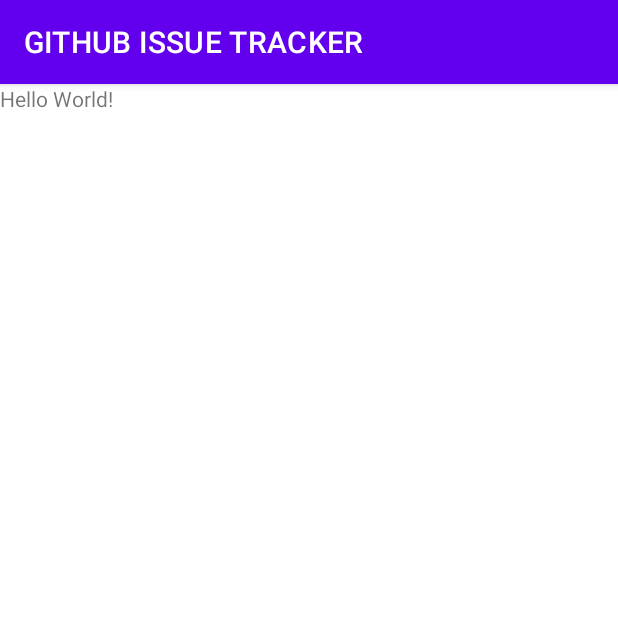
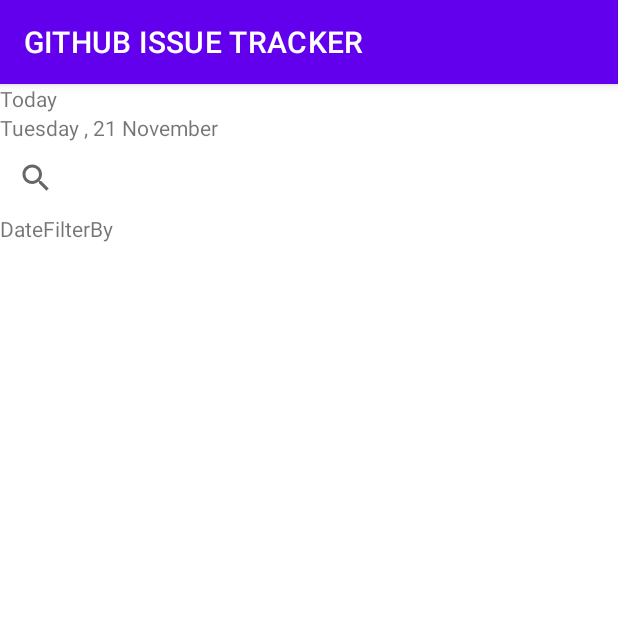
Before and after one commit to KellyEgesa/GITHUB-ISSUE-TRACKER, an Android app: the screen it shows after launch (MainActivity), on a phone screen of 412 x 824 dp, the top half of it. Run offline under Robolectric (Android 15) with nearby library versions, the phone set to English and light mode, and no system bars.

Commit message:
Finished basic mainactivity layout

```diff
--- /dev/null
+++ b/app/src/main/java/com/mamawaestate/githubissuetracker/Services/Main.java
@@ -0,0 +1,4 @@
+package com.mamawaestate.githubissuetracker.Services;
+
+public class Main {
+}
--- a/app/src/main/res/layout/activity_main.xml
+++ b/app/src/main/res/layout/activity_main.xml
@@ -1,5 +1,6 @@
 <?xml version="1.0" encoding="utf-8"?>
 <LinearLayout xmlns:android="http://schemas.android.com/apk/res/android"
+    android:orientation="vertical"
     xmlns:app="http://schemas.android.com/apk/res-auto"
     xmlns:tools="http://schemas.android.com/tools"
     android:layout_width="match_parent"
@@ -9,10 +10,59 @@
     <TextView
         android:layout_width="wrap_content"
         android:layout_height="wrap_content"
-        android:text="Hello World!"
+        android:text="Today"
         app:layout_constraintBottom_toBottomOf="parent"
         app:layout_constraintLeft_toLeftOf="parent"
         app:layout_constraintRight_toRightOf="parent"
         app:layout_constraintTop_toTopOf="parent" />
 
+    <TextView
+        android:id="@+id/textView"
+        android:layout_width="wrap_content"
+        android:layout_height="wrap_content"
+        android:text="Tuesday , 21 November" />
+
+    <SearchView
+        android:layout_width="match_parent"
+        android:layout_height="wrap_content" >
+
+    </SearchView>
+
+    <LinearLayout
+        android:layout_width="match_parent"
+        android:layout_height="wrap_content"
+        android:orientation="horizontal">
+
+        <LinearLayout
+            android:layout_width="wrap_content"
+            android:layout_height="match_parent"
+            android:orientation="horizontal">
+
+            <TextView
+                android:id="@+id/textView2"
+                android:layout_width="wrap_content"
+                android:layout_height="wrap_content"
+                android:layout_weight="1"
+                android:text="Date" />
+        </LinearLayout>
+
+        <LinearLayout
+            android:layout_width="wrap_content"
+            android:layout_height="wrap_content"
+            android:orientation="horizontal">
+
+            <TextView
+                android:id="@+id/FilterTextView"
+                android:layout_width="wrap_content"
+                android:layout_height="wrap_content"
+                android:layout_weight="1"
+                android:text="FilterBy" />
+        </LinearLayout>
+
+    </LinearLayout>
+
+    <androidx.recyclerview.widget.RecyclerView
+        android:layout_width="match_parent"
+        android:layout_height="match_parent" />
+
 </LinearLayout>
```
